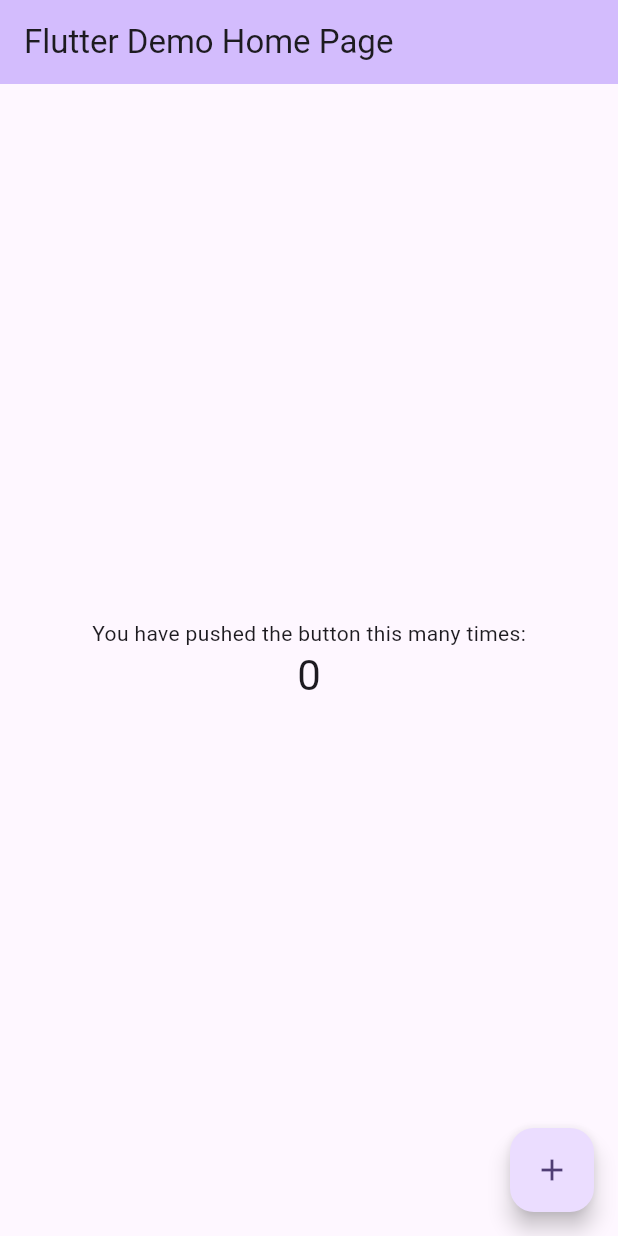
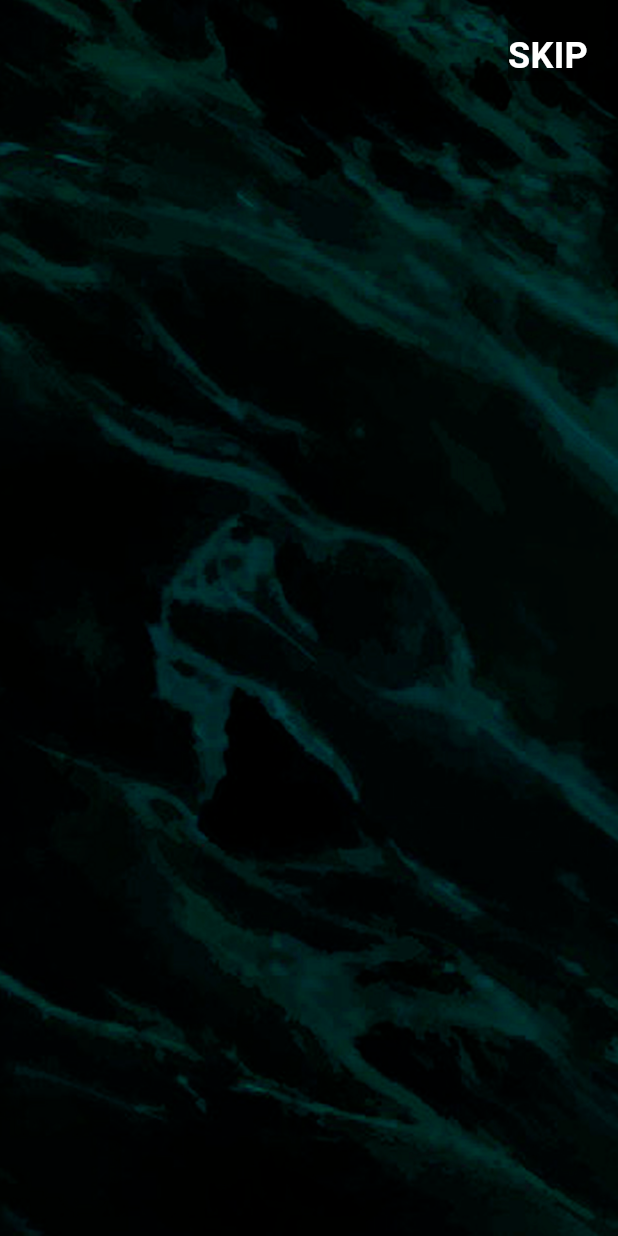
Before and after one commit to Moun-zir/TRANSFER-MONEY-PROJECT, a Flutter app: the screen it shows after launch, on a phone screen of 412 x 824 dp. Run offline on Flutter 3.47's test engine with Material 3 defaults, Android fonts, the phone set to English and light mode, and no system bars.

Commit message:
mise en place de l'image du fond d'écran

```diff
--- a/lib/main.dart
+++ b/lib/main.dart
@@ -1,70 +1,16 @@
 import 'package:flutter/material.dart';
+import 'screens/home_screen.dart'; // Assure-toi d'importer la bonne page
 
 void main() {
-  runApp(const MyApp());
+  runApp(MyApp());
 }
 
 class MyApp extends StatelessWidget {
-  const MyApp({super.key});
-
-  // This widget is the root of your application.
   @override
   Widget build(BuildContext context) {
     return MaterialApp(
-      title: 'Flutter Demo',
-      theme: ThemeData(
-        colorScheme: ColorScheme.fromSeed(seedColor: Colors.deepPurple),
-        useMaterial3: true,
-      ),
-      home: const MyHomePage(title: 'Flutter Demo Home Page'),
+      debugShowCheckedModeBanner: false,
+      home: HomeScreen(), // Utilisation de HomeScreen
     );
   }
 }
-
-class MyHomePage extends StatefulWidget {
-  const MyHomePage({super.key, required this.title});
-
-  final String title;
-
-  @override
-  State<MyHomePage> createState() => _MyHomePageState();
-}
-
-class _MyHomePageState extends State<MyHomePage> {
-  int _counter = 0;
-
-  void _incrementCounter() {
-    setState(() {
-      _counter++;
-    });
-  }
-
-  @override
-  Widget build(BuildContext context) {
-    return Scaffold(
-      appBar: AppBar(
-        backgroundColor: Theme.of(context).colorScheme.inversePrimary,
-        title: Text(widget.title),
-      ),
-      body: Center(
-        child: Column(
-          mainAxisAlignment: MainAxisAlignment.center,
-          children: <Widget>[
-            const Text(
-              'You have pushed the button this many times:',
-            ),
-            Text(
-              '$_counter',
-              style: Theme.of(context).textTheme.headlineMedium,
-            ),
-          ],
-        ),
-      ),
-      floatingActionButton: FloatingActionButton(
-        onPressed: _incrementCounter,
-        tooltip: 'Increment',
-        child: const Icon(Icons.add),
-      ),
-    );
-  }
-}
--- /dev/null
+++ b/lib/screens/home_screen.dart
@@ -0,0 +1,43 @@
+import 'package:flutter/material.dart';
+
+class HomeScreen extends StatelessWidget {
+  @override
+  Widget build(BuildContext context) {
+    return Scaffold(
+      body: Stack(
+        children: [
+          // Arrière-plan avec l'image
+          Container(
+            decoration: BoxDecoration(
+              image: DecorationImage(
+                image: AssetImage('assets/images/anim1.jpg'),  // Ton image ici
+                fit: BoxFit.cover,  // L'image s'ajuste à la taille de l'écran
+              ),
+            ),
+          ),
+          // Le texte SKIP en haut à droite
+          Positioned(
+            top: 20,  // Position verticale du texte
+            right: 20,  // Position horizontale du texte
+            child: GestureDetector(
+              onTap: () {
+                // Action lors du clic sur "SKIP" (ex: navigation vers une autre page)
+                print("SKIP tapped");
+              },
+              child: Text(
+                'SKIP',
+                style: TextStyle(
+                  fontSize: 24,
+                  fontWeight: FontWeight.bold,
+                  color: Colors.white,
+                  backgroundColor: Colors.black.withOpacity(0.5),  // Fond sombre derrière le texte
+                  // padding: EdgeInsets.all(10),
+                ),
+              ),
+            ),
+          ),
+        ],
+      ),
+    );
+  }
+}
```
Also changed, not shown: pubspec.yaml (+4 -4 lines), assets/images/anim1.jpg (added), pubspec.lock, 1 other file.
